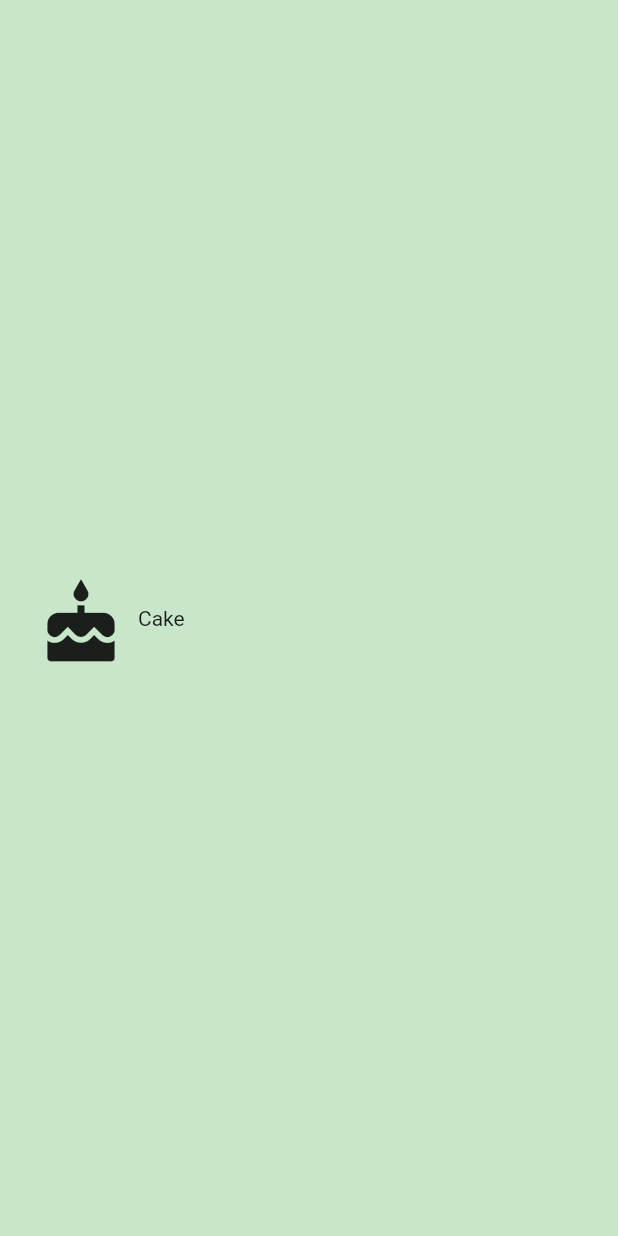
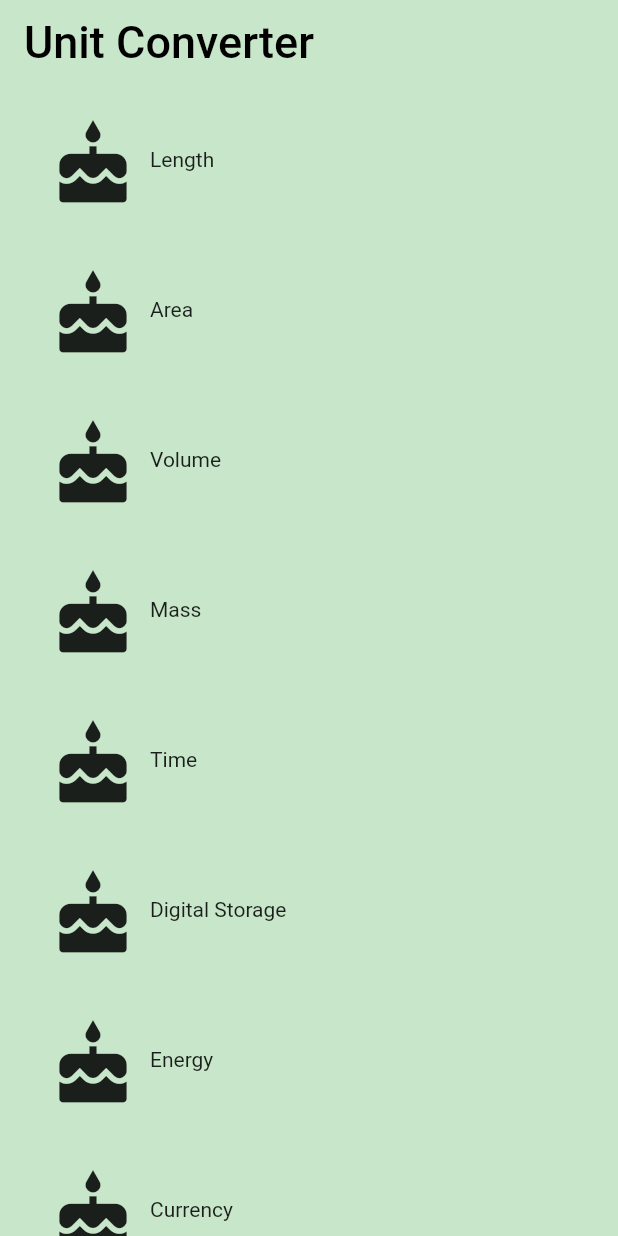
Before and after one commit to devssun/flutter-study, a Flutter app: the screen it shows after launch, on a phone screen of 412 x 824 dp. Run offline on Flutter 3.47's test engine with Material 2 defaults, Android fonts, the phone set to English and light mode, and no system bars.

Commit message:
[ADD] 03_category_route

```diff
--- /dev/null
+++ b/udacityEx/lib/category_route.dart
@@ -0,0 +1,91 @@
+// Copyright 2018 The Chromium Authors. All rights reserved.
+// Use of this source code is governed by a BSD-style license that can be
+// found in the LICENSE file.
+
+import 'package:flutter/material.dart';
+
+import 'category.dart';
+
+// TODO: Check if we need to import anything
+
+// TODO: Define any constants
+
+/// Category Route (screen).
+///
+/// This is the 'home' screen of the Unit Converter. It shows a header and
+/// a list of [Categories].
+///
+/// While it is named CategoryRoute, a more apt name would be CategoryScreen,
+/// because it is responsible for the UI at the route's destination.
+class CategoryRoute extends StatelessWidget {
+  const CategoryRoute();
+
+  static const _categoryNames = <String>[
+    'Length',
+    'Area',
+    'Volume',
+    'Mass',
+    'Time',
+    'Digital Storage',
+    'Energy',
+    'Currency',
+  ];
+
+  static const _baseColors = <Color>[
+    Colors.teal,
+    Colors.orange,
+    Colors.pink,
+    Colors.blue,
+    Colors.yellow,
+    Colors.green,
+    Colors.purple,
+    Colors.red,
+  ];
+
+  Widget _buildCategoryWidgets(List<Widget> categories) {
+    return ListView.builder(
+      itemBuilder: (BuildContext context, int index) => categories[index],
+      itemCount: categories.length,
+    );
+  }
+
+  @override
+  Widget build(BuildContext context) {
+    // TODO: Create a list of the eight Categories, using the names and colors
+    final categories = <Category>[];
+
+    for (var i = 0; i < _categoryNames.length; i++) {
+      categories.add(Category(
+        name: _categoryNames[i],
+        color: _baseColors[i],
+        iconLocation: Icons.cake,
+      ));
+    }
+
+    // TODO: Create a list view of the Categories A list of 8 Categories should be shown on the screen.
+    // TODO: You should be able to scroll down the list. There should be 8.0 horizontal padding around this list.
+    final listView =
+    Container(
+      color: Colors.green[100],
+      padding: EdgeInsets.symmetric(horizontal: 8.0),
+      child: _buildCategoryWidgets(categories),
+    );
+
+    // TODO: Create an App Bar The AppBar text should say 'Unit Converter' with a font size of 30.0, and an elevation of 0.0.
+    // TODO: The AppBar and app body should be the same color. In our example, we use Colors.green[100].
+    final appBar = AppBar(
+      elevation: 0.0,
+      title: Text('Unit Converter',
+          style: TextStyle(
+              fontSize: 30.0,
+              color: Colors.black),
+      ),
+      backgroundColor: Colors.green[100],
+    );
+
+    return Scaffold(
+      appBar: appBar,
+      body: listView,
+    );
+  }
+}
--- a/udacityEx/lib/main.dart
+++ b/udacityEx/lib/main.dart
@@ -4,16 +4,9 @@
 
 // You can read about packages here: https://flutter.io/using-packages/
 import 'package:flutter/material.dart';
-import 'package:udacityEx/category.dart';
+import 'package:udacityEx/category_route.dart';
 
-// You can use a relative import, i.e. `import 'category.dart';` or
-// a package import, as shown below.
-// More details at http://dart-lang.github.io/linter/lints/avoid_relative_lib_imports.html
-
-// TODO: Pass this information into your custom [Category] widget
-const _categoryName = 'Cake';
-const _categoryIcon = Icons.cake;
-const _categoryColor = Colors.green;
+// TODO: Import the CategoryRoute widget
 
 /// The function that is called when main.dart is run.
 void main() {
@@ -21,20 +14,17 @@ void main() {
 }
 
 /// This widget is the root of our application.
-/// Currently, we just show one widget in our app.
+///
+/// The first screen we see is a list [Categories].
 class UnitConverterApp extends StatelessWidget {
   @override
   Widget build(BuildContext context) {
     return MaterialApp(
       debugShowCheckedModeBanner: false,
       title: 'Unit Converter',
-      home: Scaffold(
-        backgroundColor: Colors.green[100],
-        body: Center(
-          // TODO: Determine what properties you'll need to pass into the widget
-          child: Category(name: _categoryName, iconLocation: _categoryIcon, color: _categoryColor),
-        ),
-      ),
+      // TODO: Instead of pointing to exactly 1 Category widget,
+      // our home should now point to an instance of the CategoryRoute widget.
+      home: CategoryRoute(),
     );
   }
 }
```
